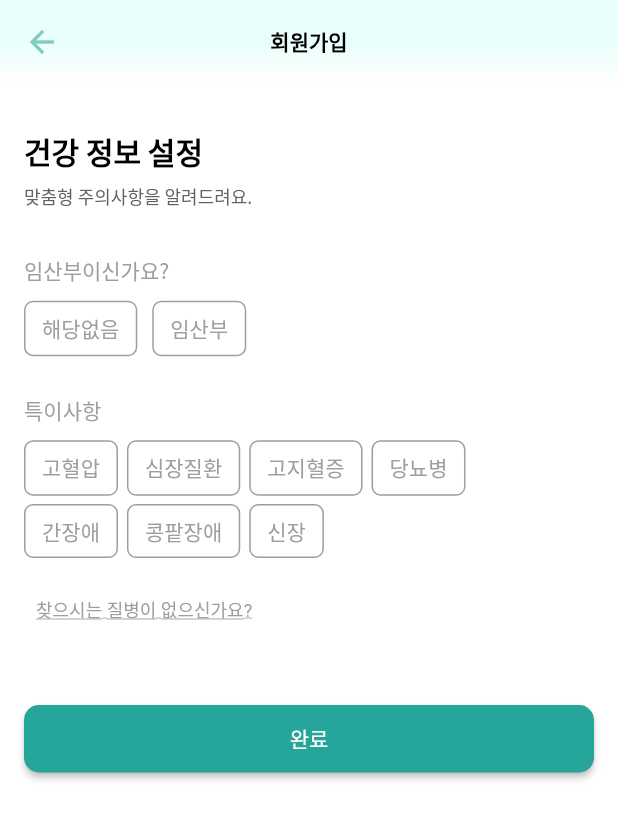
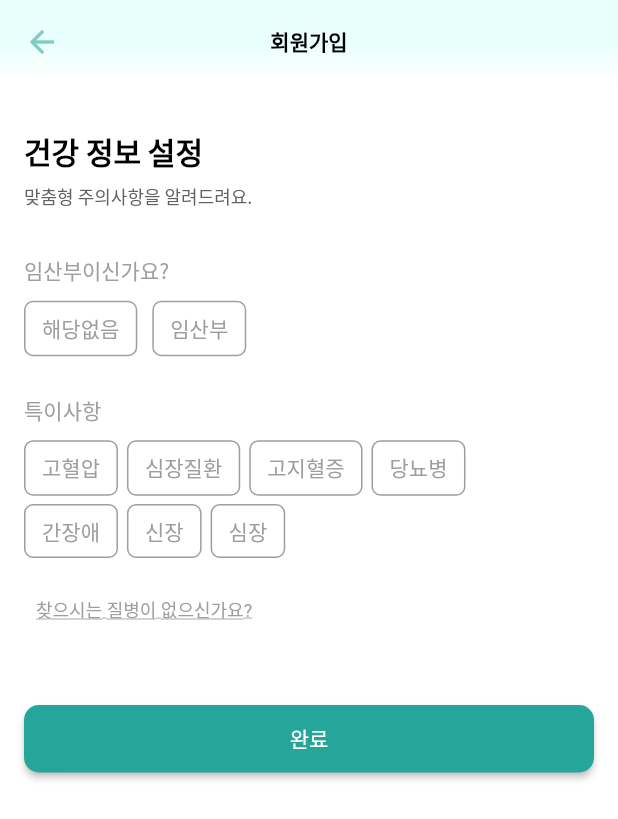
Before and after one commit to Semodrug/semo_ver2, a Flutter app: the GetHealthPage screen opened directly, on a phone screen of 412 x 824 dp. Shown: the top 819 px of the screen. Run offline on Flutter 3.47's test engine with Material 2 defaults, Android fonts, the phone set to English and light mode, and no system bars; our stand-ins replace cloud_firestore, firebase_auth, firebase_core, firebase_storage, fl_chart, flutter_datetime_picker and 9 more; missing offline and left inert: dart:html, dynamic_text_highlighting, firebase_ml_vision; accounts and stored records are empty.

```diff
--- a/lib/camera/camera.dart
+++ b/lib/camera/camera.dart
@@ -289,16 +289,18 @@ class InvertedClipper extends CustomClipper<Path> {
 }
 */
 
+import 'dart:html';
 import 'dart:io';
 import 'dart:ui';
 import 'package:flutter/material.dart';
 import 'package:image_picker/image_picker.dart';
 import 'package:firebase_ml_vision/firebase_ml_vision.dart';
+import 'package:permission_handler/permission_handler.dart';
+
 import 'package:semo_ver2/camera/no_result.dart';
 import 'package:semo_ver2/home/home.dart';
 import 'package:semo_ver2/review/drug_info.dart';
 import 'package:semo_ver2/services/db.dart';
-
 import 'package:semo_ver2/home/case_recognition.dart';
 
 class CameraPage extends StatefulWidget {
@@ -546,6 +548,8 @@ class _MenuWidgetState extends State<MenuWidget> {
                       ],
                     ),
                     onPressed: () async {
+                      // """here"""
+
                       await pickImage();
 
                       var data = await DatabaseService()
--- a/lib/initial/policy_agree.dart
+++ b/lib/initial/1_policy_agree.dart
@@ -1,7 +1,7 @@
 import 'package:flutter/material.dart';
 import 'package:intl/intl.dart';
 import 'package:provider/provider.dart';
-import 'package:semo_ver2/initial/get_privacy.dart';
+import 'package:semo_ver2/initial/2_get_privacy.dart';
 import 'package:semo_ver2/models/user.dart';
 
 import 'package:semo_ver2/mypage/6_policy_privacy.dart';
--- a/lib/initial/get_privacy.dart
+++ b/lib/initial/2_get_privacy.dart
@@ -4,7 +4,7 @@ import 'package:provider/provider.dart';
 import 'package:mask_text_input_formatter/mask_text_input_formatter.dart';
 import 'package:semo_ver2/models/user.dart';
 import 'package:semo_ver2/services/db.dart';
-import 'package:semo_ver2/initial/get_health.dart';
+import 'package:semo_ver2/initial/3_get_health.dart';
 
 // var phoneMaskFormatter = new MaskTextInputFormatter(
 //     mask: '###-####-####', filter: {"#": RegExp(r'[0-9]')});
--- a/lib/initial/get_health.dart
+++ b/lib/initial/3_get_health.dart
@@ -180,9 +180,9 @@ class _GetHealthPageState extends State<GetHealthPage> {
             children: [
               _multiButton(4, _isDisease, '간장애'),
               SizedBox(width: 6),
-              _multiButton(5, _isDisease, '콩팥장애'),
+              _multiButton(5, _isDisease, '신장'),
               SizedBox(width: 6),
-              _multiButton(6, _isDisease, '신장'),
+              _multiButton(6, _isDisease, '심장'),
             ],
           ),
         ),
--- a/lib/wrapper.dart
+++ b/lib/wrapper.dart
@@ -2,7 +2,7 @@ import 'dart:async';
 
 import 'package:flutter/material.dart';
 import 'package:provider/provider.dart';
-import 'package:semo_ver2/initial/policy_agree.dart';
+import 'package:semo_ver2/initial/1_policy_agree.dart';
 
 import 'package:semo_ver2/models/user.dart';
 import 'package:semo_ver2/login/login.dart';
--- a/pubspec.yaml
+++ b/pubspec.yaml
@@ -47,6 +47,7 @@ dependencies:
   #camera
   image_picker: ^0.6.7+21
   firebase_ml_vision: ^0.10.0
+  permission_handler: ^5.0.1+1
 
   #functions
   flappy_search_bar: ^1.7.2
```
Also changed, not shown: 3 other files. Lines whose indentation alone changed are shown as unchanged.
